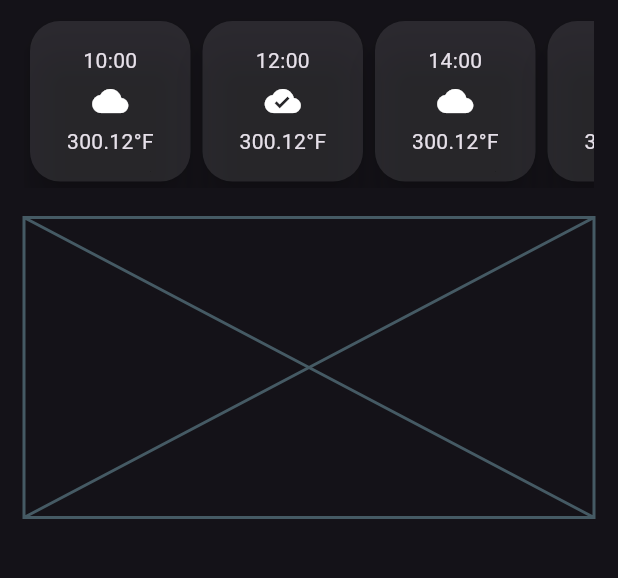
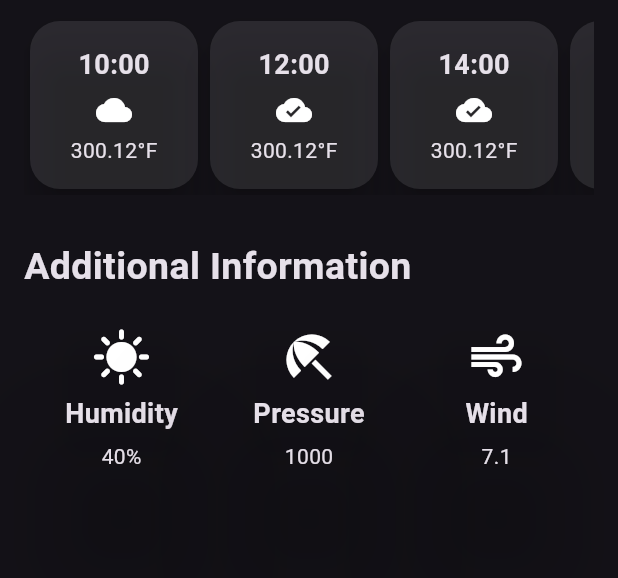
Before and after one commit to Sundramroy23/WeatherApp, a Flutter app: the screen it shows after launch, on a phone screen of 412 x 824 dp, the part 507-1085 px from its top. Run offline on Flutter 3.47's test engine with Material 3 defaults, Android fonts, the phone set to English and light mode, and no system bars.

Commit message:
All static widgets done

```diff
--- a/lib/weather_home_page.dart
+++ b/lib/weather_home_page.dart
@@ -8,7 +8,7 @@ class WeatherHomePage extends StatelessWidget {
   @override
   Widget build(BuildContext context) {
     return Scaffold(
-      appBar:  AppBar(
+      appBar: AppBar(
         title: const Text(
           "Weather App",
           style: TextStyle(fontWeight: FontWeight.bold),
@@ -33,7 +33,7 @@ class WeatherHomePage extends StatelessWidget {
             SizedBox(
               width: double.infinity,
               height: 200,
-              child:Card(
+              child: Card(
                 color: Colors.white10,
                 elevation: 10,
                 shape: const RoundedRectangleBorder(
@@ -51,7 +51,7 @@ class WeatherHomePage extends StatelessWidget {
                       child: Column(
                         mainAxisAlignment: MainAxisAlignment.spaceEvenly,
                         children: [
-                           Text(
+                          Text(
                             "300.12°F",
                             style: TextStyle(
                                 fontSize: 30, fontWeight: FontWeight.bold),
@@ -89,11 +89,26 @@ class WeatherHomePage extends StatelessWidget {
               scrollDirection: Axis.horizontal,
               child: const Row(
                 children: [
-                  WeatherForecastCard(time: "10:00",icon:  Icons.cloud,temperature:  "300.12°F"),
-                  WeatherForecastCard(time: "12:00",icon:  Icons.cloud_done,temperature:  "300.12°F"),
-                  WeatherForecastCard(time: "14:00",icon:  Icons.cloud,temperature:  "300.12°F"),
-                  WeatherForecastCard(time: "14:00",icon:  Icons.cloud,temperature:  "300.12°F"),
-                  WeatherForecastCard(time: "14:00",icon:  Icons.cloud,temperature:  "300.12°F"),
+                  WeatherForecastCard(
+                      time: "10:00",
+                      icon: Icons.cloud,
+                      temperature: "300.12°F"),
+                  WeatherForecastCard(
+                      time: "12:00",
+                      icon: Icons.cloud_done,
+                      temperature: "300.12°F"),
+                  WeatherForecastCard(
+                      time: "14:00",
+                      icon: Icons.cloud_done,
+                      temperature: "300.12°F"),
+                  WeatherForecastCard(
+                      time: "14:00",
+                      icon: Icons.sunny,
+                      temperature: "300.12°F"),
+                  WeatherForecastCard(
+                      time: "14:00",
+                      icon: Icons.sunny_snowing,
+                      temperature: "300.12°F"),
                 ],
               ),
             ),
@@ -101,9 +116,32 @@ class WeatherHomePage extends StatelessWidget {
               width: double.infinity,
               height: 20,
             ),
-            Placeholder(
-              fallbackHeight: 200,
-              fallbackWidth: 200,
+            Padding(
+              padding: const EdgeInsets.symmetric(vertical: 10.0),
+              child: const Text(
+                "Additional Information",
+                style: TextStyle(fontWeight: FontWeight.bold, fontSize: 25),
+              ),
+            ),
+            Row(
+              mainAxisAlignment: MainAxisAlignment.spaceEvenly,
+              children: [
+                AdditionalInformationTile(
+                  icon: Icons.sunny,
+                  title: "Humidity",
+                  subtitle: "40%",
+                ),
+                AdditionalInformationTile(
+                  icon: Icons.beach_access,
+                  title: "Pressure",
+                  subtitle: "1000",
+                ),
+                AdditionalInformationTile(
+                  icon: Icons.air,
+                  title: "Wind",
+                  subtitle: "7.1",
+                ),
+              ],
             ),
           ],
         ),
@@ -126,8 +164,8 @@ class WeatherForecastCard extends StatelessWidget {
   @override
   Widget build(BuildContext context) {
     return SizedBox(
-      width: 115,
-      height: 115,
+      width: 120,
+      height: 120,
       child: Card(
         color: Colors.white10,
         elevation: 10,
@@ -139,9 +177,66 @@ class WeatherForecastCard extends StatelessWidget {
         child: Column(
           mainAxisAlignment: MainAxisAlignment.center,
           spacing: 5,
-          children: [Text(time), Icon(icon), Text(temperature)],
+          children: [
+            Text(
+              time,
+              style: TextStyle(
+                fontSize: 18,
+                fontWeight: FontWeight.bold,
+              ),
+            ),
+            Icon(icon),
+            Text(temperature)
+          ],
         ),
       ),
     );
   }
 }
+
+class AdditionalInformationTile extends StatelessWidget {
+  final IconData icon;
+  final String title;
+  final String subtitle;
+  const AdditionalInformationTile(
+      {super.key,
+      required this.icon,
+      required this.title,
+      required this.subtitle}
+      );
+
+  @override
+  Widget build(BuildContext context) {
+    return SizedBox(
+      width: 120,
+      height: 120,
+      child: Card(
+        color: Colors.transparent,
+        elevation: 40,
+        shape: RoundedRectangleBorder(
+          borderRadius: BorderRadius.all(
+            Radius.circular(20),
+          ),
+        ),
+        child: Column(
+          mainAxisAlignment: MainAxisAlignment.center,
+          spacing: 5,
+          children: [
+            Icon(
+              icon,
+              size: 40,
+            ),
+            Text(
+              title,
+              style: TextStyle(
+                fontSize: 18,
+                fontWeight: FontWeight.bold,
+              ),
+            ),
+            Text(subtitle)
+          ],
+        ),
+      ),
+    );
+  }
+}
```
